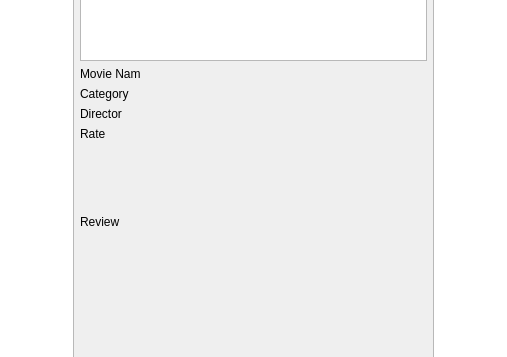
This is ui/mainWindow.ui in rsldgn14/film-app as Qt 5 draws it before an edit; both pictures show x 302 to 809 and y 267 to 624 of the 1095 by 881 pixel window. The edited form follows.
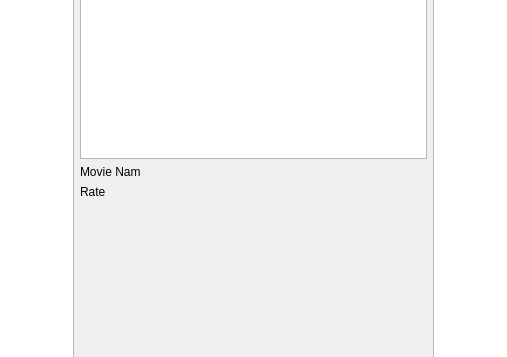
This is the edited form.

Commit message: username rate getirildi

Diff of the .ui file:
```diff
--- a/ui/mainWindow.ui
+++ b/ui/mainWindow.ui
@@ -127,54 +127,6 @@
          </item>
         </layout>
        </item>
-       <item>
-        <layout class="QHBoxLayout" name="horizontalLayout_7">
-         <item>
-          <widget class="QLabel" name="categoryLabel">
-           <property name="maximumSize">
-            <size>
-             <width>60</width>
-             <height>16777215</height>
-            </size>
-           </property>
-           <property name="text">
-            <string>Category</string>
-           </property>
-          </widget>
-         </item>
-         <item>
-          <widget class="QLabel" name="categoryText">
-           <property name="text">
-            <string/>
-           </property>
-          </widget>
-         </item>
-        </layout>
-       </item>
-       <item>
-        <layout class="QHBoxLayout" name="horizontalLayout_8">
-         <item>
-          <widget class="QLabel" name="directorLabel">
-           <property name="maximumSize">
-            <size>
-             <width>60</width>
-             <height>16777215</height>
-            </size>
-           </property>
-           <property name="text">
-            <string>Director</string>
-           </property>
-          </widget>
-         </item>
-         <item>
-          <widget class="QLabel" name="directorText">
-           <property name="text">
-            <string/>
-           </property>
-          </widget>
-         </item>
-        </layout>
-       </item>
        <item>
         <layout class="QHBoxLayout" name="horizontalLayout_9">
          <item>
@@ -199,45 +151,6 @@
          </item>
         </layout>
        </item>
-       <item>
-        <layout class="QHBoxLayout" name="horizontalLayout_10">
-         <item>
-          <widget class="QLabel" name="reviewLabel">
-           <property name="maximumSize">
-            <size>
-             <width>60</width>
-             <height>16777215</height>
-            </size>
-           </property>
-           <property name="text">
-            <string>Review</string>
-           </property>
-          </widget>
-         </item>
-         <item>
-          <widget class="QLabel" name="reviewText">
-           <property name="minimumSize">
-            <size>
-             <width>0</width>
-             <height>150</height>
-            </size>
-           </property>
-           <property name="layoutDirection">
-            <enum>Qt::LeftToRight</enum>
-           </property>
-           <property name="autoFillBackground">
-            <bool>false</bool>
-           </property>
-           <property name="text">
-            <string/>
-           </property>
-           <property name="alignment">
-            <set>Qt::AlignLeading|Qt::AlignLeft|Qt::AlignTop</set>
-           </property>
-          </widget>
-         </item>
-        </layout>
-       </item>
        <item>
         <spacer name="verticalSpacer">
          <property name="orientation">
```
The commit also changes 2 other files.
